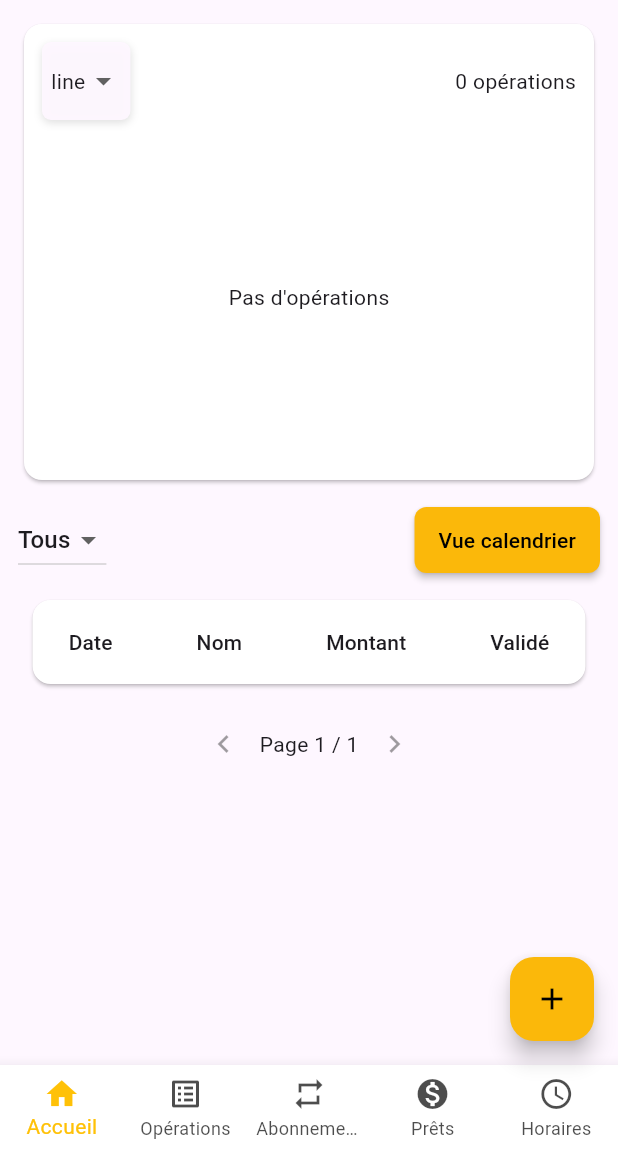
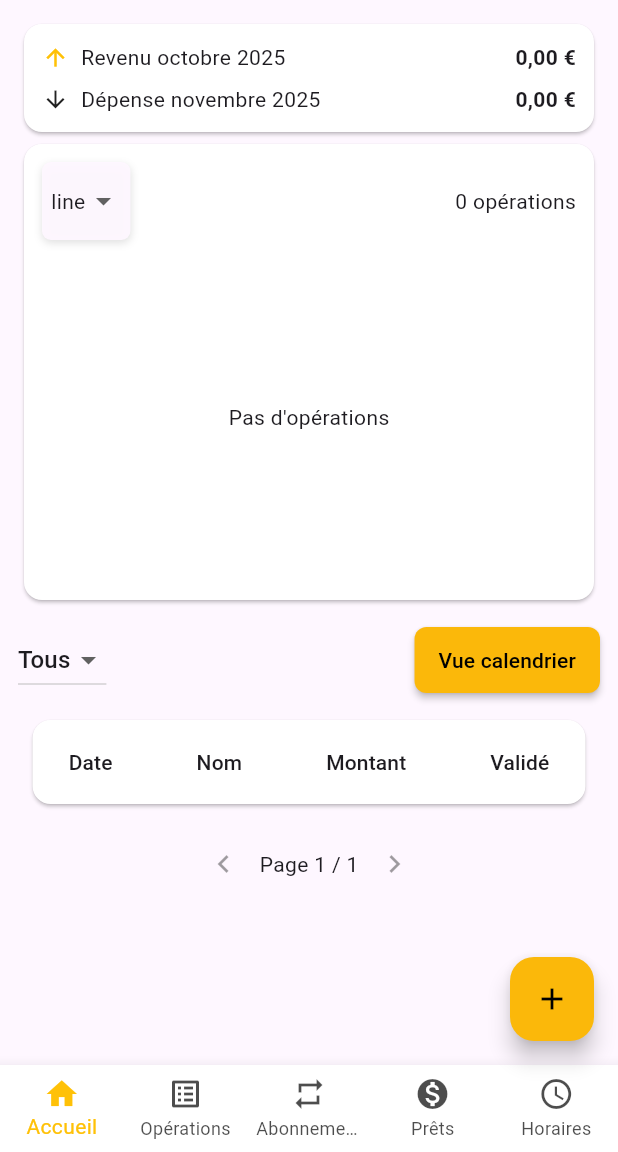
Before and after one commit to FloRobart/econoris_app, a Flutter app: the HomePage screen opened by its route, on a phone screen of 412 x 824 dp, the part 84-1236 px from its top. Run offline on Flutter 3.47's test engine with Material 3 defaults, Android fonts, the light colour scheme and no system bars; our stand-ins replace fl_chart, flutter_dotenv, package_info_plus, shared_preferences, table_calendar; accounts and stored records are empty.

Commit message:
Add revenue et dépense du mois

```diff
--- a/lib/pages/home_page.dart
+++ b/lib/pages/home_page.dart
@@ -3,7 +3,8 @@
 import 'dart:convert';
 import 'package:flutter/material.dart';
 import 'package:shared_preferences/shared_preferences.dart';
-// intl not needed here; table formatting moved to OperationsTable
+import 'package:intl/intl.dart';
+// date formatting used for totals
 
 import '../models/operation.dart';
 import '../services/api_service.dart';
@@ -152,6 +153,38 @@ class _HomePageState extends State<HomePage> {
   final totalPages = (ops.length / _pageSize).ceil().clamp(1, 9999);
   final pageItems = ops.skip((_page - 1) * _pageSize).take(_pageSize).toList();
 
+  // --- Monthly totals calculation (same banner as OperationsPage) ---
+  final now = DateTime.now();
+  final currentYear = now.year;
+  final currentMonth = now.month;
+
+  double revenueCurrent = _operations
+      .where((o) => o.levyDate.year == currentYear && o.levyDate.month == currentMonth && o.amount > 0)
+      .fold(0.0, (s, o) => s + o.amount);
+
+  double expenseCurrent = _operations
+      .where((o) => o.levyDate.year == currentYear && o.levyDate.month == currentMonth && o.amount < 0)
+      .fold(0.0, (s, o) => s + o.amount.abs());
+
+  int displayRevenueYear = currentYear;
+  int displayRevenueMonth = currentMonth;
+  double revenueToShow = revenueCurrent;
+  if (revenueCurrent == 0) {
+    if (currentMonth == 1) {
+      displayRevenueMonth = 12;
+      displayRevenueYear = currentYear - 1;
+    } else {
+      displayRevenueMonth = currentMonth - 1;
+      displayRevenueYear = currentYear;
+    }
+    revenueToShow = _operations
+        .where((o) => o.levyDate.year == displayRevenueYear && o.levyDate.month == displayRevenueMonth && o.amount > 0)
+        .fold(0.0, (s, o) => s + o.amount);
+  }
+
+  final currency = NumberFormat.currency(locale: 'fr_FR', symbol: '€');
+  String monthLabel(int y, int m) => DateFormat.yMMMM('fr_FR').format(DateTime(y, m));
+
     return AppScaffold(
       currentIndex: 0,
   onProfilePressed: (ctx) => Navigator.of(ctx).pushNamed(AppRoutes.profile).then((_) => _init()),
@@ -162,6 +195,46 @@ class _HomePageState extends State<HomePage> {
         child: Column(children: [
           // show error if present
           if (_error != null) Padding(padding: const EdgeInsets.only(bottom:8.0), child: Text(_error!, style: const TextStyle(color: Colors.red))),
+          // Totals — same banner as OperationsPage
+          Card(
+            child: Padding(
+              padding: const EdgeInsets.all(12),
+              child: Column(
+                crossAxisAlignment: CrossAxisAlignment.stretch,
+                children: [
+                  Row(
+                    mainAxisAlignment: MainAxisAlignment.spaceBetween,
+                    children: [
+                      Row(children: [
+                        Icon(Icons.arrow_upward, size: 18, color: theme.colorScheme.primary),
+                        const SizedBox(width: 8),
+                        Text('Revenu ${monthLabel(displayRevenueYear, displayRevenueMonth)}', style: theme.textTheme.bodyMedium),
+                      ]),
+                      Text(
+                        currency.format(revenueToShow),
+                        style: theme.textTheme.bodyMedium?.copyWith(fontWeight: FontWeight.bold),
+                      ),
+                    ],
+                  ),
+                  const SizedBox(height: 8),
+                  Row(
+                    mainAxisAlignment: MainAxisAlignment.spaceBetween,
+                    children: [
+                      Row(children: [
+                        Icon(Icons.arrow_downward, size: 18, color: expenseCurrent > revenueToShow ? Colors.red : theme.iconTheme.color),
+                        const SizedBox(width: 8),
+                        Text('Dépense ${monthLabel(currentYear, currentMonth)}', style: theme.textTheme.bodyMedium),
+                      ]),
+                      Text(
+                        currency.format(expenseCurrent),
+                        style: theme.textTheme.bodyMedium?.copyWith(fontWeight: FontWeight.bold, color: expenseCurrent > revenueToShow ? Colors.red : null),
+                      ),
+                    ],
+                  ),
+                ],
+              ),
+            ),
+          ),
 
           // Chart area
           Card(
```
